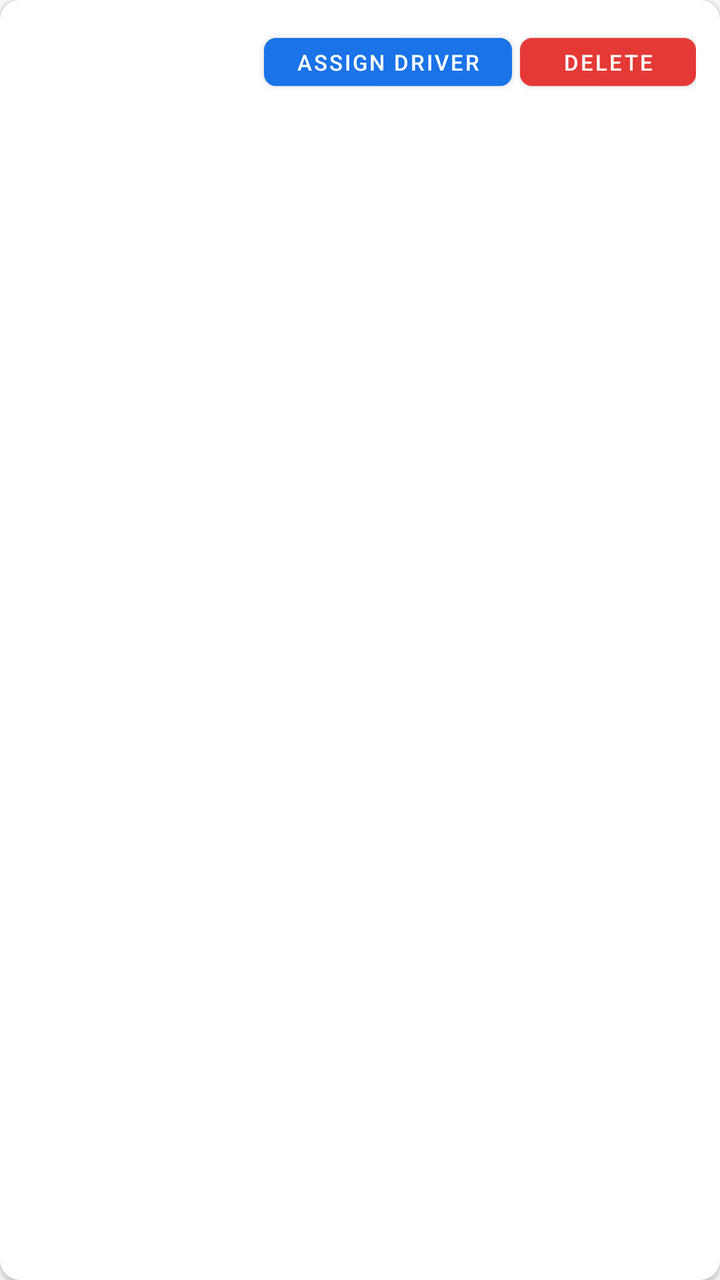
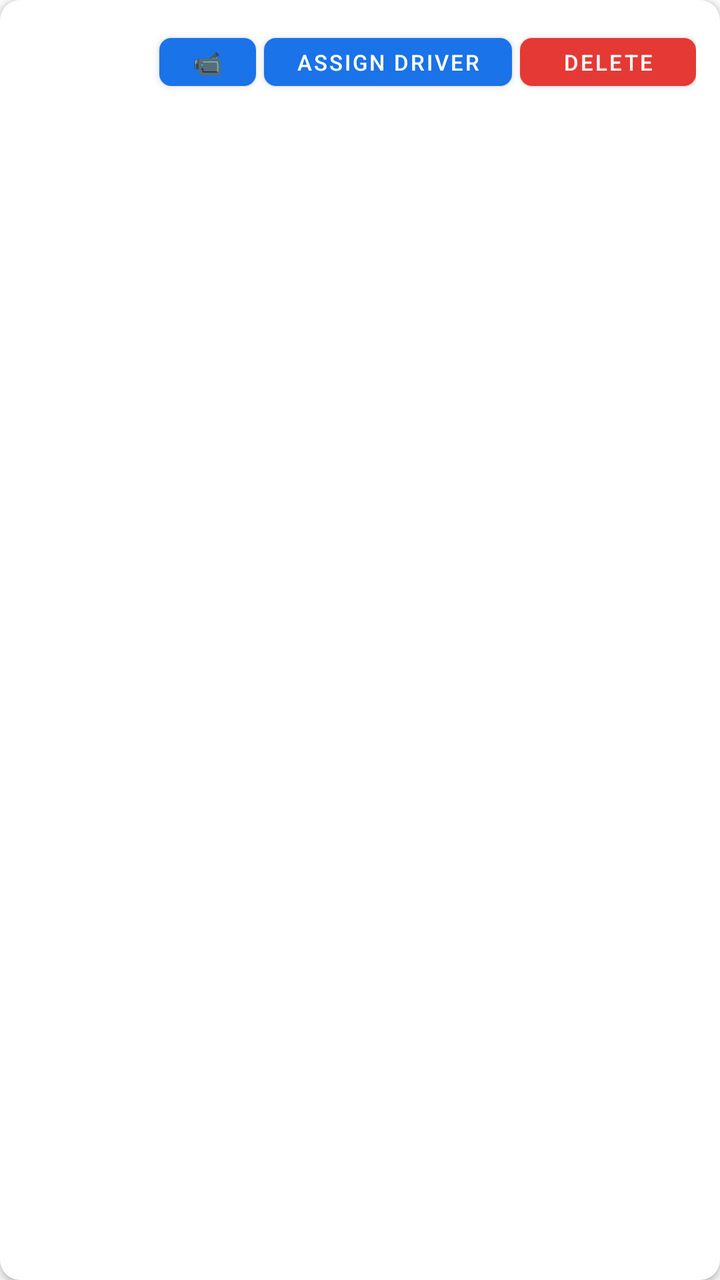

Before-and-after screenshots of an Android layout around one commit, followed by the original layout XML and the change that was made.
<!-- AndroidManifest.xml: application theme Theme.BusGPS -->
<!-- res/layout/item_bus_super.xml -->
<?xml version="1.0" encoding="utf-8"?>
<com.google.android.material.card.MaterialCardView
    xmlns:android="http://schemas.android.com/apk/res/android"
    xmlns:app="http://schemas.android.com/apk/res-auto"
    android:layout_width="match_parent"
    android:layout_height="wrap_content"
    android:layout_margin="6dp"
    app:cardCornerRadius="10dp"
    app:cardElevation="2dp">

    <LinearLayout
        android:layout_width="match_parent"
        android:layout_height="wrap_content"
        android:orientation="horizontal"
        android:padding="12dp"
        android:gravity="center_vertical">

        <LinearLayout
            android:layout_width="0dp"
            android:layout_height="wrap_content"
            android:layout_weight="1"
            android:orientation="vertical">

            <TextView
                android:id="@+id/tvPlate"
                android:layout_width="wrap_content"
                android:layout_height="wrap_content"
                android:textSize="16sp"
                android:textStyle="bold"
                android:textColor="@color/on_surface" />

            <TextView
                android:id="@+id/tvBusId"
                android:layout_width="wrap_content"
                android:layout_height="wrap_content"
                android:textSize="12sp"
                android:textColor="@color/text_secondary" />
        </LinearLayout>

        <com.google.android.material.button.MaterialButton
            android:id="@+id/btnAssignDriver"
            android:layout_width="wrap_content"
            android:layout_height="36dp"
            android:text="@string/assign_driver"
            android:textSize="11sp"
            android:layout_marginEnd="4dp"
            app:backgroundTint="@color/primary"
            app:cornerRadius="6dp" />

        <com.google.android.material.button.MaterialButton
            android:id="@+id/btnDelete"
            android:layout_width="wrap_content"
            android:layout_height="36dp"
            android:text="Delete"
            android:textSize="11sp"
            app:backgroundTint="#E53935"
            app:cornerRadius="6dp" />

    </LinearLayout>
</com.google.android.material.card.MaterialCardView>
<!-- resources referenced by this layout -->
<resources>
  <color name="on_surface">#202124</color>
  <color name="primary">#1A73E8</color>
  <color name="text_secondary">#5F6368</color>
  <string name="assign_driver">Assign Driver</string>
  <style name="Theme.BusGPS" parent="Theme.MaterialComponents.DayNight.NoActionBar">
          <item name="colorPrimary">@color/primary</item>
          <item name="colorPrimaryDark">@color/primary_dark</item>
          <item name="colorAccent">@color/secondary</item>
          <item name="android:windowBackground">@color/background</item>
          <item name="android:statusBarColor">@color/primary_dark</item>
      </style>
  <color name="primary_dark">#1558C0</color>
  <color name="secondary">#34A853</color>
  <color name="background">#F8F9FA</color>
</resources>

<!-- the commit's change to res/layout/item_bus_super.xml (unified diff, before → after) -->
@@ -38,6 +38,21 @@
         </LinearLayout>
 
         <com.google.android.material.button.MaterialButton
+            android:id="@+id/btnCamera"
+            android:layout_width="wrap_content"
+            android:layout_height="36dp"
+            android:text="📹"
+            android:textSize="12sp"
+            android:minWidth="44dp"
+            android:insetLeft="0dp"
+            android:insetRight="0dp"
+            android:paddingStart="4dp"
+            android:paddingEnd="4dp"
+            android:layout_marginEnd="4dp"
+            app:backgroundTint="@color/role_driver"
+            app:cornerRadius="6dp" />
+
+        <com.google.android.material.button.MaterialButton
             android:id="@+id/btnAssignDriver"
             android:layout_width="wrap_content"
             android:layout_height="36dp"
<!-- resource entries referenced after the edit -->
@@ -2,6 +2,7 @@
 <resources>
   <color name="on_surface">#202124</color>
   <color name="primary">#1A73E8</color>
+  <color name="role_driver">#1A73E8</color>
   <color name="text_secondary">#5F6368</color>
   <string name="assign_driver">Assign Driver</string>
   <style name="Theme.BusGPS" parent="Theme.MaterialComponents.DayNight.NoActionBar">
